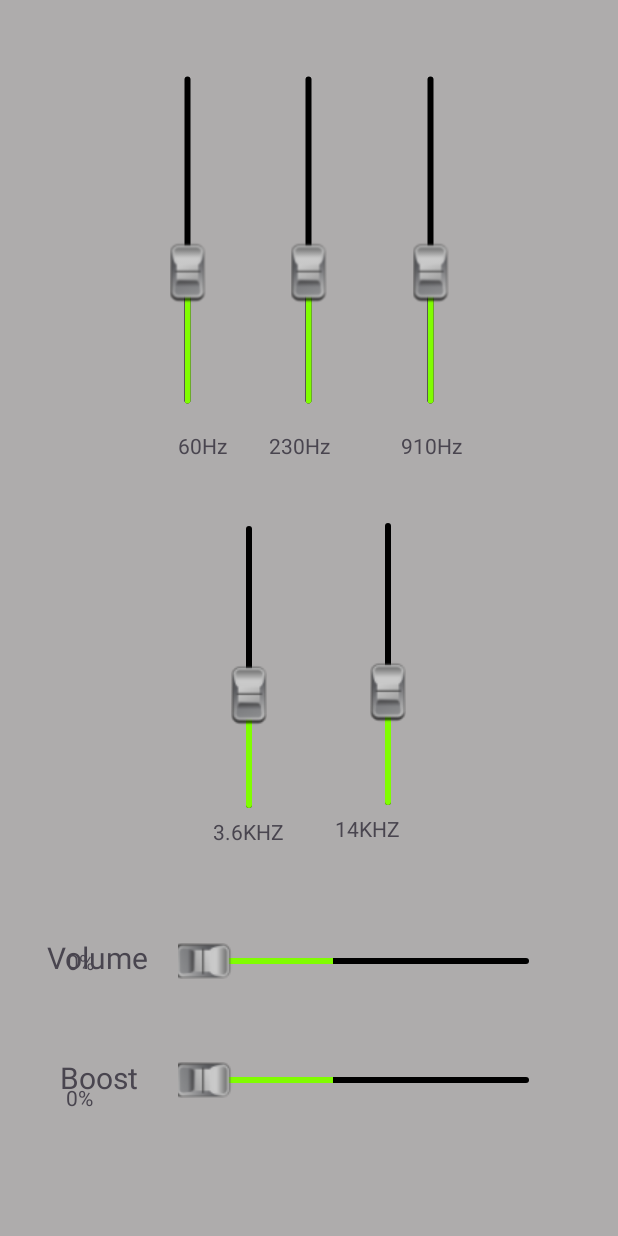
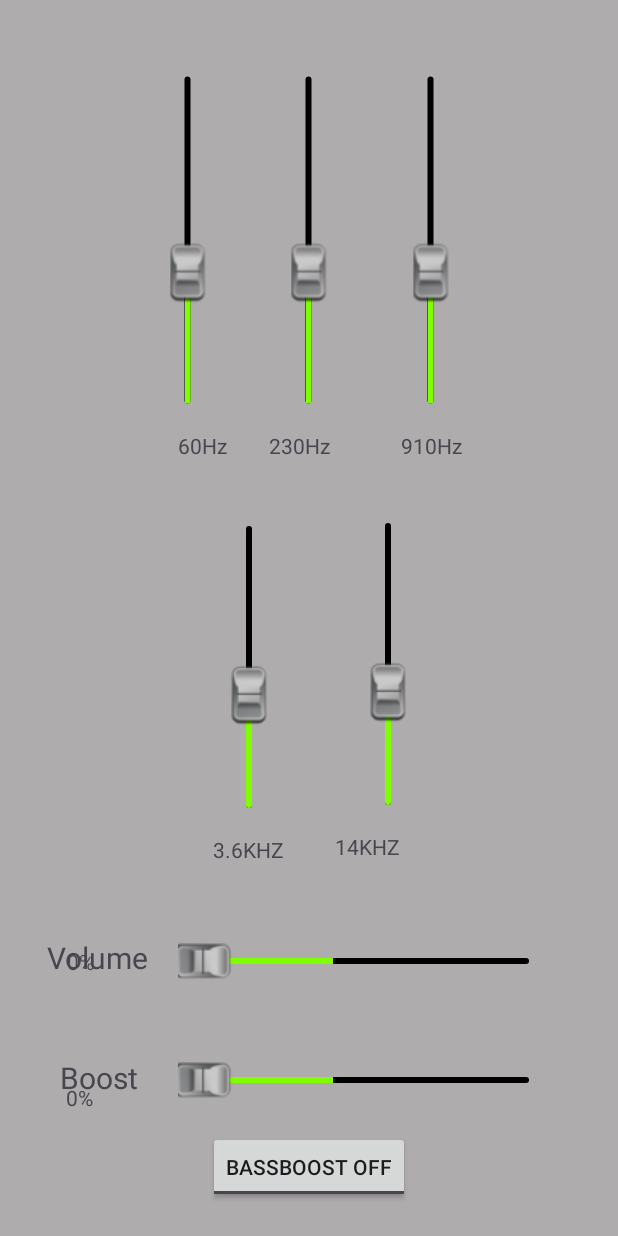
Before and after one commit to niazali53/VolumeBooster, an Android app: the screen it shows after launch (MainActivity), on a phone screen of 412 x 824 dp. Run offline under Robolectric (Android 15) with nearby library versions, the phone set to English and light mode, and no system bars; 5 statements that could not run were skipped.

Commit message:
third commit

```diff
--- a/app/src/main/res/layout/activity_main.xml
+++ b/app/src/main/res/layout/activity_main.xml
@@ -223,7 +223,7 @@
         android:id="@+id/textView5"
         android:layout_width="wrap_content"
         android:layout_height="wrap_content"
-        android:layout_marginTop="88dp"
+        android:layout_marginTop="100dp"
         android:text="3.6KHZ"
         app:layout_constraintEnd_toEndOf="parent"
         app:layout_constraintHorizontal_bias="0.39"
@@ -234,7 +234,7 @@
         android:id="@+id/textView6"
         android:layout_width="wrap_content"
         android:layout_height="wrap_content"
-        android:layout_marginTop="88dp"
+        android:layout_marginTop="100dp"
         android:text="14KHZ"
         app:layout_constraintEnd_toEndOf="parent"
         app:layout_constraintHorizontal_bias="0.189"
@@ -242,4 +242,15 @@
         app:layout_constraintTop_toBottomOf="@+id/seek_Bar_Bass2" />
 
 
+    <ToggleButton
+        android:id="@+id/bassBoost_Btn"
+        android:layout_width="wrap_content"
+        android:layout_height="wrap_content"
+        android:textOff="BassBoost Off"
+        android:textOn="BassBoost On"
+        app:layout_constraintBottom_toBottomOf="parent"
+        app:layout_constraintEnd_toEndOf="parent"
+        app:layout_constraintStart_toStartOf="parent"
+        app:layout_constraintTop_toBottomOf="@+id/seek_Bar_BoostVolume" />
+
 </androidx.constraintlayout.widget.ConstraintLayout>
```
Also changed, not shown: app/src/main/java/com/example/volumebooster/MainActivity.java (+61 -18 lines).
